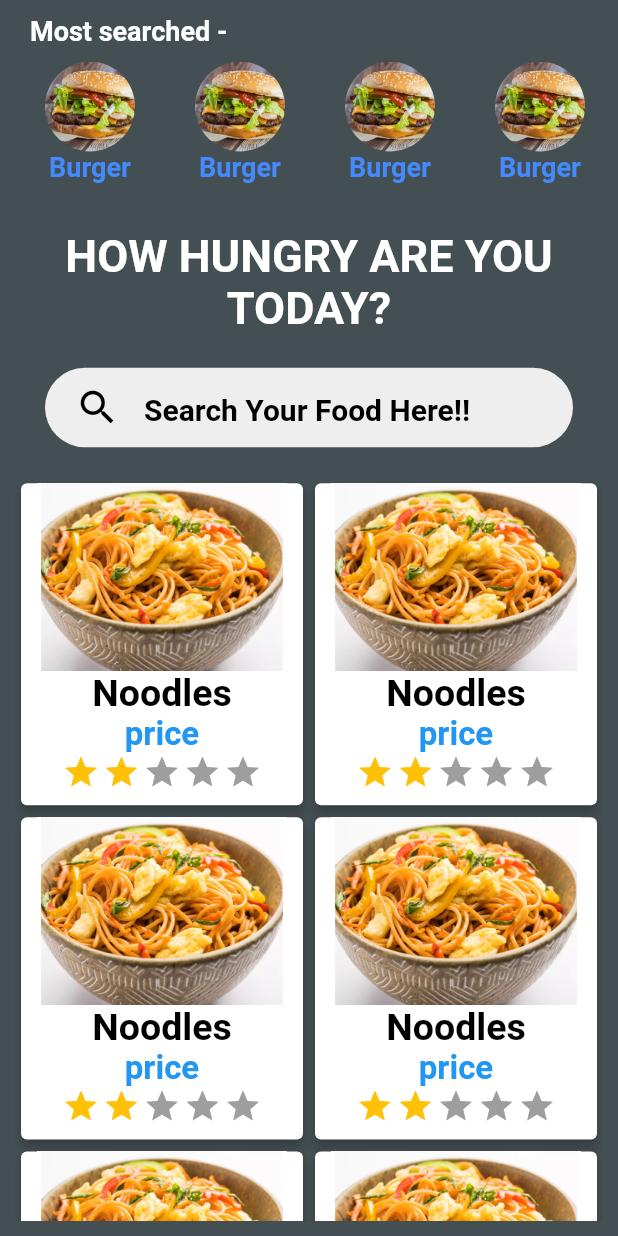
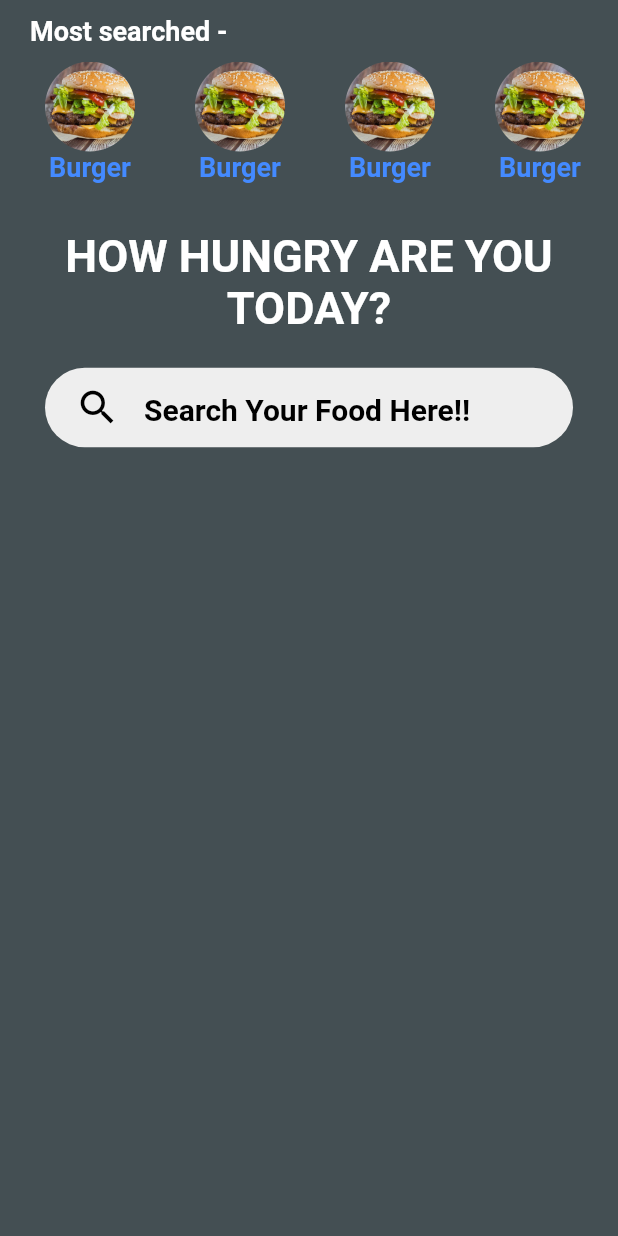
Before and after one commit to sheikh-asif-rahman/customize_food, a Flutter app: the DashboardPageBuyer screen opened directly, after a tap on "Burger", on a phone screen of 412 x 824 dp. Run offline on Flutter 3.47's test engine with Material 2 defaults, Android fonts, the phone set to English and light mode, and no system bars; drawn by our look-alikes of flutter_rating_bar; our stand-ins replace cloud_firestore, firebase_auth, firebase_core, hidden_drawer_menu, progress_state_button, syncfusion_flutter_charts; accounts and stored records are empty.

Commit message:
lol again

```diff
--- a/lib/Screens/Buyer/Dashboard/dashboard.dart
+++ b/lib/Screens/Buyer/Dashboard/dashboard.dart
@@ -45,9 +45,6 @@ class _DashboardPageBuyerState extends State<DashboardPageBuyer> {
         });
       }
     }
-    print(email);
-    print(menulen);
-    print(products);
   }
 
   @override
@@ -102,9 +99,7 @@ class _DashboardPageBuyerState extends State<DashboardPageBuyer> {
                   ),
                   alignment: Alignment.center,
                   child: GestureDetector(
-                      onTap: () {
-                        fetchProducts();
-                      },
+                      onTap: () {},
                       child: Column(
                         children: [
                           ClipRRect(
@@ -401,7 +396,7 @@ class _DashboardPageBuyerState extends State<DashboardPageBuyer> {
                 //all products come here
                 child: GridView.builder(
                     scrollDirection: Axis.vertical,
-                    //itemCount: products.length,
+                    itemCount: products.length,
                     gridDelegate:
                         const SliverGridDelegateWithFixedCrossAxisCount(
                             crossAxisCount: 2, childAspectRatio: 0.88),
@@ -418,39 +413,20 @@ class _DashboardPageBuyerState extends State<DashboardPageBuyer> {
                           child: Column(
                             children: [
                               AspectRatio(
-                                //area that image will take of the card
-                                aspectRatio: 1.50,
-                                child: Image.asset("image/noodles.jpg"),
-
-                                //future code from data base
-                                //     child:
-                                //         Image.network(products[index]["image"][0])),
-                                // Text(products[index]["name"],
-                                //     style: const TextStyle(
-                                //         fontWeight: FontWeight.bold, fontSize: 25)),
-                                // const SizedBox(
-                                //   height: 5,
-                                // ),
-                                // Text(
-                                //   "TK ${products[index]['price'].toString()}",
-                                //   style: const TextStyle(
-                                //       fontWeight: FontWeight.bold,
-                                //       fontSize: 20,
-                                //       color: Colors.red),
-                              ),
-                              //name of the card food
-                              const Text(
-                                "Noodles",
-                                style: TextStyle(
-                                    fontSize: 25, fontWeight: FontWeight.bold),
-                              ),
-                              //SizedBox(height: 5,),
-                              const Text(
-                                "price",
-                                style: TextStyle(
-                                    fontSize: 22,
+                                  //area that image will take of the card
+                                  aspectRatio: 1.50,
+                                  child: Image.network(
+                                      products[index]["image_url"])),
+                              Text(products[index]["food_name"],
+                                  style: const TextStyle(
+                                      fontWeight: FontWeight.bold,
+                                      fontSize: 25)),
+                              Text(
+                                "TK ${products[index]['food_price'].toString()}",
+                                style: const TextStyle(
                                     fontWeight: FontWeight.bold,
-                                    color: Colors.blue),
+                                    fontSize: 20,
+                                    color: Colors.red),
                               ),
                               //rating part code
                               RatingBar.builder(
```
